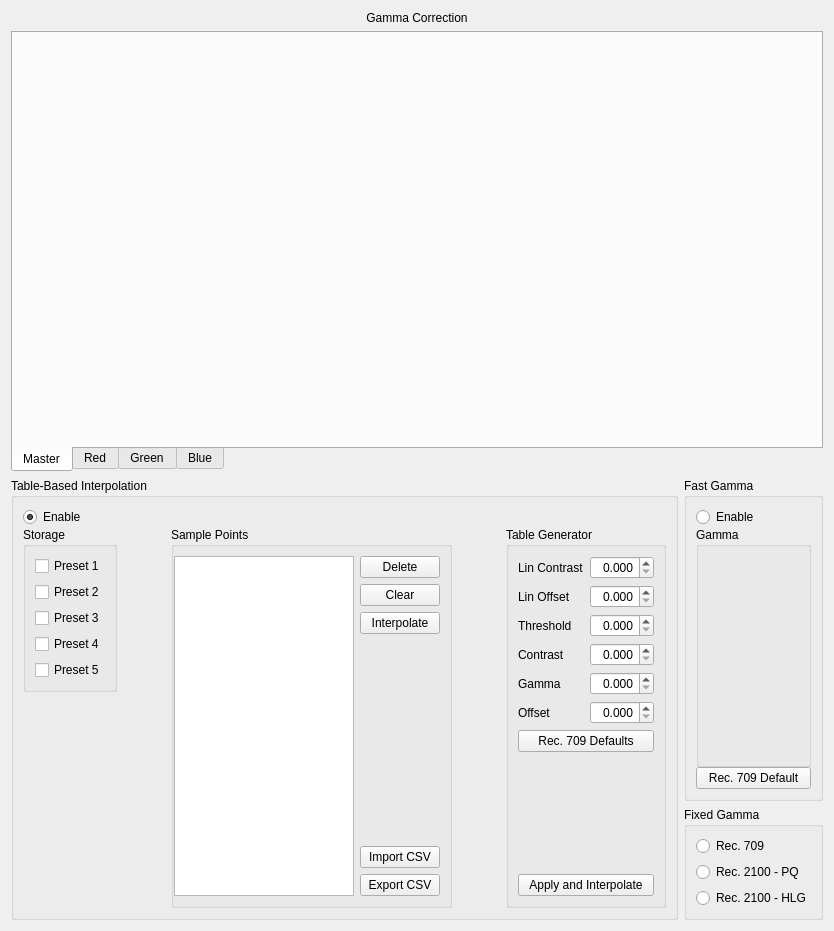
First picture: the form in dct_widgets/lutbox/lutbox.ui, repository KAYA-Instruments/SDI-Control-Point, before the edit.
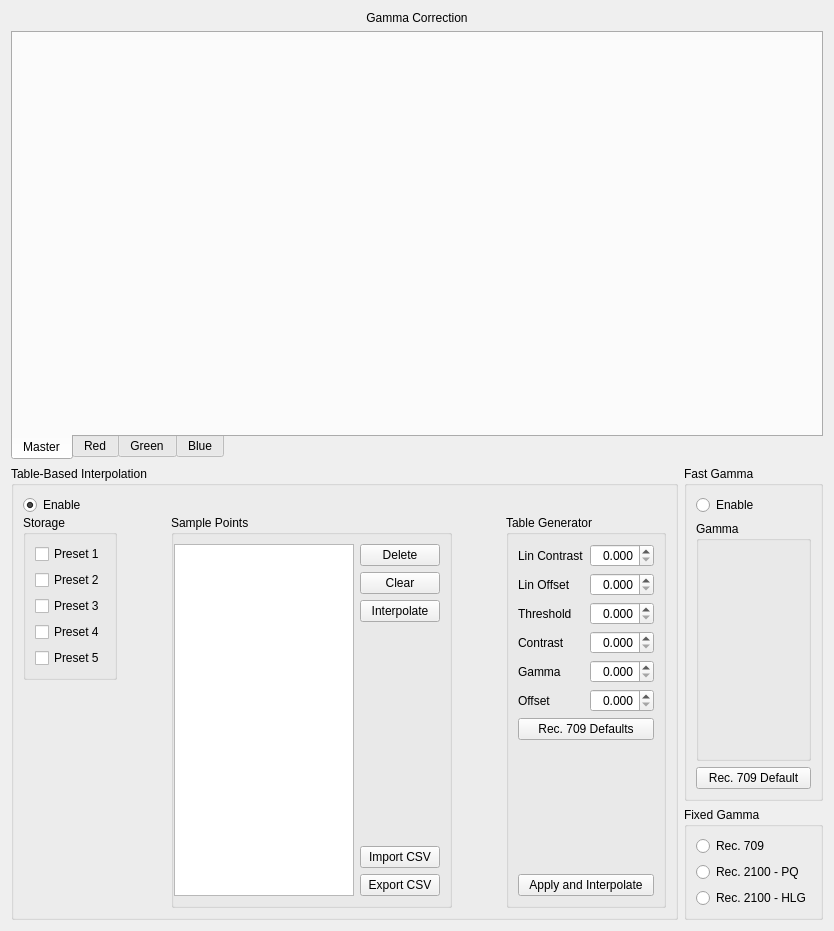
Second picture: the form after the edit. Icons and pictures are not drawn. Custom widgets are drawn as their Qt base class.

```diff
--- a/dct_widgets/lutbox/lutbox.ui
+++ b/dct_widgets/lutbox/lutbox.ui
@@ -883,7 +883,7 @@
          </property>
          <layout class="QVBoxLayout" name="verticalLayout_5">
           <property name="spacing">
-           <number>0</number>
+           <number>6</number>
           </property>
           <item>
            <widget class="QRadioButton" name="rbFastGamma">
```
